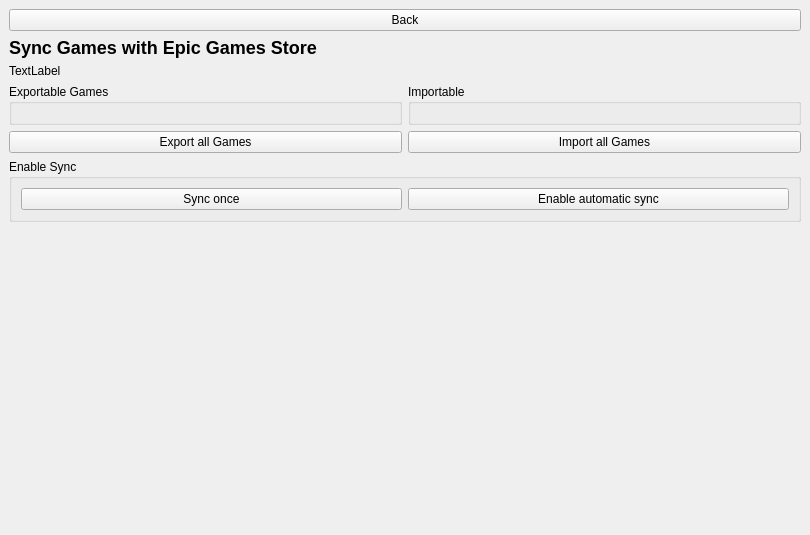
First picture: the form in rare/ui/components/tabs/settings/legendary.ui, repository RareDevs/Rare, before the edit.
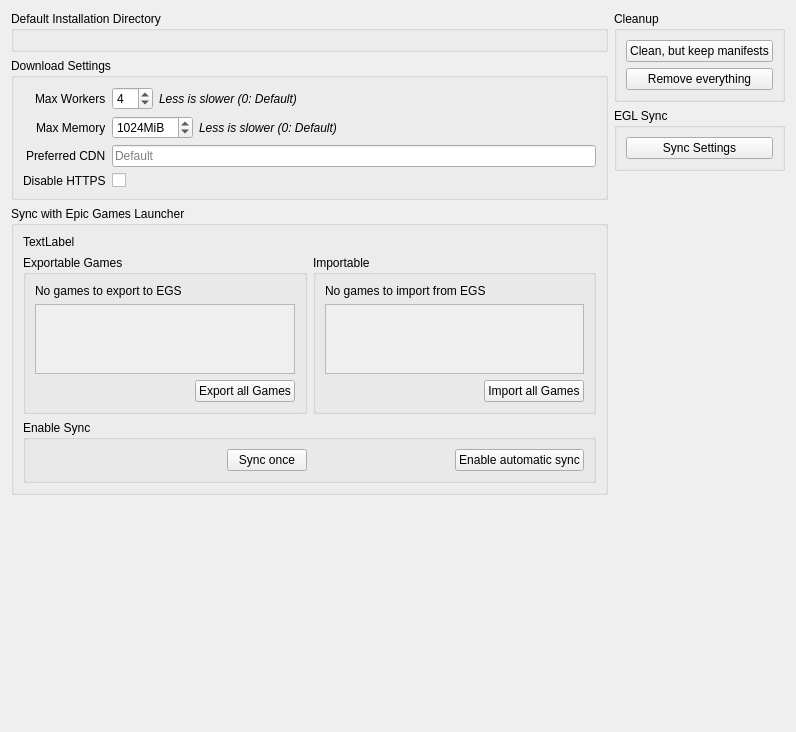
Second picture: the form after the edit. The open tabs and pages were chosen to show the change.

Commit message:
Move EGL Sync page into the main LegendarySettings page and make it useful. (WIP)
Move GameInfo to its own file.
Use get_pixmap in GameDlcWidget to get the pixmap.
Remove unused function from RareSettings.
Convert About to FormLayout.

```diff
--- a/rare/ui/components/tabs/settings/legendary.ui
+++ b/rare/ui/components/tabs/settings/legendary.ui
@@ -1,22 +1,18 @@
 <?xml version="1.0" encoding="UTF-8"?>
 <ui version="4.0">
- <class>legendary_settings</class>
- <widget class="QStackedWidget" name="legendary_settings">
+ <class>LegendarySettings</class>
+ <widget class="QWidget" name="LegendarySettings">
   <property name="geometry">
    <rect>
     <x>0</x>
     <y>0</y>
-    <width>810</width>
-    <height>535</height>
+    <width>796</width>
+    <height>732</height>
    </rect>
   </property>
   <property name="windowTitle">
    <string>LegendarySettings</string>
   </property>
-  <property name="currentIndex">
-   <number>0</number>
-  </property>
-  <widget class="QWidget" name="settings">
    <layout class="QHBoxLayout" name="settings_layout">
     <item>
      <layout class="QVBoxLayout" name="left_layout">
@@ -25,7 +21,7 @@
         <property name="title">
          <string>Default Installation Directory</string>
         </property>
-        <layout class="QVBoxLayout" name="layout_install_dir"/>
+       <layout class="QVBoxLayout" name="install_dir_layout"/>
        </widget>
       </item>
       <item>
@@ -64,7 +60,7 @@
               <number>0</number>
              </property>
              <property name="maximum">
-              <number>128</number>
+             <number>16</number>
              </property>
              <property name="value">
               <number>4</number>
@@ -164,6 +160,152 @@
         </layout>
        </widget>
       </item>
+     <item>
+      <widget class="QGroupBox" name="egl_sync_group">
+       <property name="title">
+        <string>Sync with Epic Games Launcher</string>
+       </property>
+       <layout class="QVBoxLayout" name="egl_sync_layout">
+        <item>
+         <layout class="QVBoxLayout" name="manifest_path_layout"/>
+        </item>
+        <item>
+         <widget class="QLabel" name="manifest_path_info">
+          <property name="text">
+           <string>TextLabel</string>
+          </property>
+         </widget>
+        </item>
+        <item>
+         <layout class="QHBoxLayout" name="export_import_layout">
+          <item>
+           <widget class="QGroupBox" name="export_group">
+            <property name="title">
+             <string>Exportable Games</string>
+            </property>
+            <layout class="QVBoxLayout" name="export_layout">
+             <item>
+              <widget class="QLabel" name="export_label">
+               <property name="text">
+                <string>No games to export to EGS</string>
+               </property>
+              </widget>
+             </item>
+             <item>
+              <widget class="QScrollArea" name="export_scroll">
+               <property name="sizeAdjustPolicy">
+                <enum>QAbstractScrollArea::AdjustIgnored</enum>
+               </property>
+               <property name="widgetResizable">
+                <bool>true</bool>
+               </property>
+               <widget class="QWidget" name="export_contents">
+                <property name="geometry">
+                 <rect>
+                  <x>0</x>
+                  <y>0</y>
+                  <width>264</width>
+                  <height>16</height>
+                 </rect>
+                </property>
+                <property name="sizePolicy">
+                 <sizepolicy hsizetype="Preferred" vsizetype="Maximum">
+                  <horstretch>0</horstretch>
+                  <verstretch>0</verstretch>
+                 </sizepolicy>
+                </property>
+                <layout class="QVBoxLayout" name="exportable_layout"/>
+               </widget>
+              </widget>
+             </item>
+             <item alignment="Qt::AlignRight">
+              <widget class="QPushButton" name="export_all_button">
+               <property name="text">
+                <string>Export all Games</string>
+               </property>
+              </widget>
+             </item>
+            </layout>
+           </widget>
+          </item>
+          <item>
+           <widget class="QGroupBox" name="import_group">
+            <property name="title">
+             <string>Importable</string>
+            </property>
+            <layout class="QVBoxLayout" name="import_layout">
+             <item>
+              <widget class="QLabel" name="import_label">
+               <property name="text">
+                <string>No games to import from EGS</string>
+               </property>
+              </widget>
+             </item>
+             <item>
+              <widget class="QScrollArea" name="import_scroll">
+               <property name="sizeAdjustPolicy">
+                <enum>QAbstractScrollArea::AdjustIgnored</enum>
+               </property>
+               <property name="widgetResizable">
+                <bool>true</bool>
+               </property>
+               <widget class="QWidget" name="import_contents">
+                <property name="geometry">
+                 <rect>
+                  <x>0</x>
+                  <y>0</y>
+                  <width>264</width>
+                  <height>16</height>
+                 </rect>
+                </property>
+                <property name="sizePolicy">
+                 <sizepolicy hsizetype="Preferred" vsizetype="Maximum">
+                  <horstretch>0</horstretch>
+                  <verstretch>0</verstretch>
+                 </sizepolicy>
+                </property>
+                <layout class="QVBoxLayout" name="importable_layout"/>
+               </widget>
+              </widget>
+             </item>
+             <item alignment="Qt::AlignRight">
+              <widget class="QPushButton" name="import_all_button">
+               <property name="text">
+                <string>Import all Games</string>
+               </property>
+              </widget>
+             </item>
+            </layout>
+           </widget>
+          </item>
+         </layout>
+        </item>
+        <item>
+         <widget class="QGroupBox" name="enable_sync_group">
+          <property name="title">
+           <string>Enable Sync</string>
+          </property>
+          <layout class="QHBoxLayout" name="enable_sync_layout">
+           <item alignment="Qt::AlignRight">
+            <widget class="QPushButton" name="sync_once_button">
+             <property name="text">
+              <string>Sync once</string>
+             </property>
+            </widget>
+           </item>
+           <item alignment="Qt::AlignRight">
+            <widget class="QPushButton" name="enable_sync_button">
+             <property name="text">
+              <string>Enable automatic sync</string>
+             </property>
+            </widget>
+           </item>
+          </layout>
+         </widget>
+        </item>
+       </layout>
+      </widget>
+     </item>
       <item>
        <spacer name="left_vspacer">
         <property name="orientation">
@@ -186,7 +328,7 @@
         <property name="title">
          <string>Cleanup</string>
         </property>
-        <layout class="QVBoxLayout" name="layout_clean">
+       <layout class="QVBoxLayout" name="cleanup_layout">
          <item>
           <widget class="QPushButton" name="clean_keep_manifests_button">
            <property name="text">
@@ -209,7 +351,7 @@
         <property name="title">
          <string>EGL Sync</string>
         </property>
-        <layout class="QVBoxLayout" name="verticalLayout">
+       <layout class="QVBoxLayout" name="egl_sync_layout_3">
          <item>
           <widget class="QPushButton" name="egl_sync_button">
            <property name="text">
@@ -236,105 +378,6 @@
      </layout>
     </item>
    </layout>
-  </widget>
-  <widget class="QWidget" name="egl_sync_page">
-   <layout class="QVBoxLayout" name="verticalLayout_2">
-    <item>
-     <widget class="QPushButton" name="back_button">
-      <property name="text">
-       <string>Back</string>
-      </property>
-     </widget>
-    </item>
-    <item>
-     <widget class="QLabel" name="title">
-      <property name="text">
-       <string>&lt;h2&gt;Sync Games with Epic Games Store&lt;/h2&gt;</string>
-      </property>
-     </widget>
-    </item>
-    <item>
-     <layout class="QVBoxLayout" name="pathedit_placeholder"/>
-    </item>
-    <item>
-     <widget class="QLabel" name="path_info">
-      <property name="text">
-       <string>TextLabel</string>
-      </property>
-     </widget>
-    </item>
-    <item>
-     <layout class="QGridLayout" name="layout_export_import">
-      <item row="0" column="0">
-       <widget class="QGroupBox" name="exportable_games">
-        <property name="title">
-         <string>Exportable Games</string>
-        </property>
-        <layout class="QVBoxLayout" name="verticalLayout_3"/>
-       </widget>
-      </item>
-      <item row="0" column="1">
-       <widget class="QGroupBox" name="importable_games">
-        <property name="title">
-         <string>Importable</string>
-        </property>
-        <layout class="QVBoxLayout" name="verticalLayout_4"/>
-       </widget>
-      </item>
-      <item row="1" column="0">
-       <widget class="QPushButton" name="export_all_button">
-        <property name="text">
-         <string>Export all Games</string>
-        </property>
-       </widget>
-      </item>
-      <item row="1" column="1">
-       <widget class="QPushButton" name="import_all_button">
-        <property name="text">
-         <string>Import all Games</string>
-        </property>
-       </widget>
-      </item>
-     </layout>
-    </item>
-    <item>
-     <widget class="QGroupBox" name="groupBox">
-      <property name="title">
-       <string>Enable Sync</string>
-      </property>
-      <layout class="QHBoxLayout" name="horizontalLayout">
-       <item>
-        <widget class="QPushButton" name="sync_once_button">
-         <property name="text">
-          <string>Sync once</string>
-         </property>
-        </widget>
-       </item>
-       <item>
-        <widget class="QPushButton" name="enable_sync_button">
-         <property name="text">
-          <string>Enable automatic sync</string>
-         </property>
-        </widget>
-       </item>
-      </layout>
-     </widget>
-    </item>
-    <item>
-     <spacer name="verticalSpacer">
-      <property name="orientation">
-       <enum>Qt::Vertical</enum>
-      </property>
-      <property name="sizeHint" stdset="0">
-       <size>
-        <width>20</width>
-        <height>40</height>
-       </size>
-      </property>
-     </spacer>
-    </item>
-   </layout>
-  </widget>
  </widget>
  <resources/>
  <connections/>
```
Lines whose indentation alone changed are shown as unchanged. The commit also changes 9 other files.
